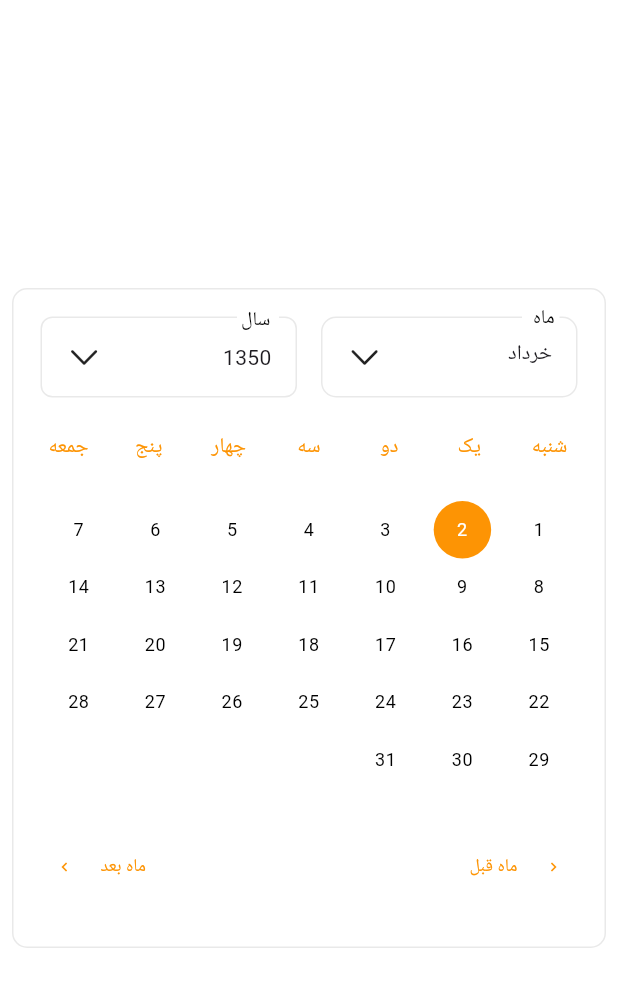
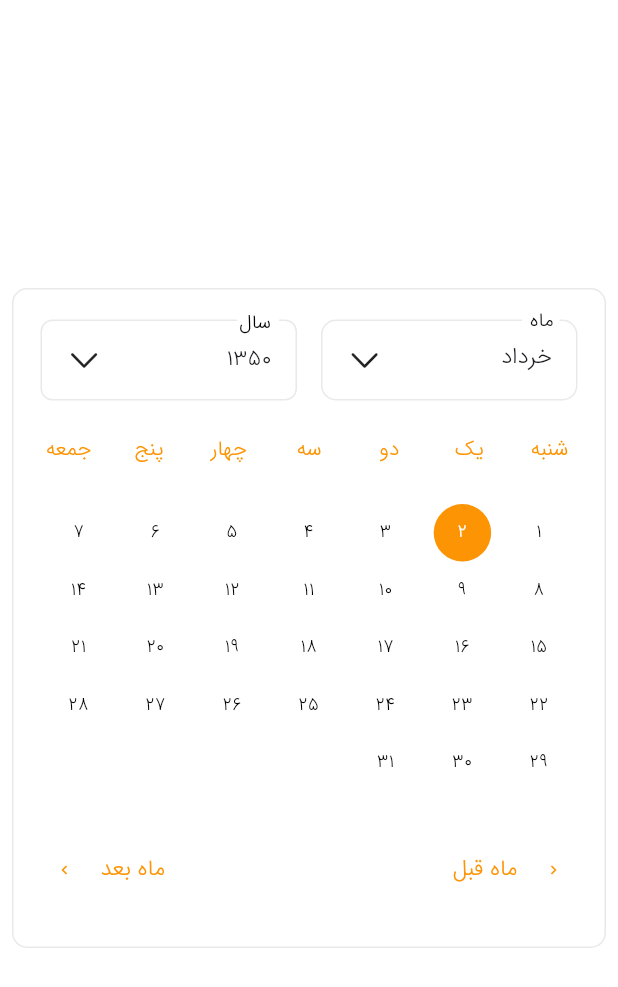
Before and after one commit to iManYarahmadi/jalali_flutter_datepicker, a Flutter app: the screen it shows after launch, on a phone screen of 412 x 824 dp. Shown: the top 987 px of the screen. Run offline on Flutter 3.47's test engine with Material 3 defaults, Android fonts, the phone set to English and light mode, and no system bars.

Commit message:
Customize Text Style Years Selected Drop Down And Month Selected Drop Down

```diff
--- a/example/lib/main.dart
+++ b/example/lib/main.dart
@@ -6,7 +6,10 @@ class MyApp extends StatelessWidget {
   const MyApp({super.key});
   @override
   Widget build(BuildContext context) {
-    return const MaterialApp(
+    return  MaterialApp(
+      theme: ThemeData(
+        fontFamily:'iransans',
+      ),
       debugShowCheckedModeBanner: false,
       home: JalaliHomePage(),
     );
@@ -37,8 +40,12 @@ class JalaliHomePage extends StatelessWidget {
               todayColor: const Color(0xffFD9404),
               footerIconColor: const Color(0xffFD9404),
               footerTextStyle:
-                  const TextStyle(color: Color(0xffFD9404), fontSize: 12),
+                  const TextStyle(color: Color(0xffFD9404), fontSize: 15),
               headerTextStyle: const TextStyle(color: Color(0xffFD9404)),
+              selectedMonthTextStyle: const TextStyle(fontSize: 15),
+              monthDropDownItemTextStyle:  const TextStyle(fontSize: 14),
+              selectedYearTextStyle: const TextStyle(fontSize: 15) ,
+              yearsDropDownItemTextStyle:  const TextStyle(fontSize: 14),
             ),
           ],
         ),
--- a/example/pubspec.yaml
+++ b/example/pubspec.yaml
@@ -26,3 +26,8 @@ dev_dependencies:
 flutter:
 
   uses-material-design: true
+  fonts:
+    - family: iransans
+      fonts:
+        - asset: fonts/iransans_light.ttf
+          weight: 500
--- a/lib/src/presentation/widgets/jalali_flutter_date_picker.dart
+++ b/lib/src/presentation/widgets/jalali_flutter_date_picker.dart
@@ -56,6 +56,10 @@ class JalaliFlutterDatePicker extends StatefulWidget {
   final Color? footerIconColor;
   final TextStyle? footerTextStyle;
   final TextStyle? headerTextStyle;
+  final TextStyle? selectedYearTextStyle;
+   final TextStyle? yearsDropDownItemTextStyle;
+   final TextStyle? selectedMonthTextStyle;
+   final TextStyle? monthDropDownItemTextStyle;
 
   const JalaliFlutterDatePicker({
     super.key,
@@ -72,8 +76,10 @@ class JalaliFlutterDatePicker extends StatefulWidget {
     this.footerIconColor = Colors.green,
     TextStyle? footerTextStyle,
     TextStyle? headerTextStyle,
+    this.selectedYearTextStyle,
+    this.yearsDropDownItemTextStyle, this.selectedMonthTextStyle, this.monthDropDownItemTextStyle,
   })  : footerTextStyle = footerTextStyle ??
-            const TextStyle(color: Colors.green, fontSize: 12),
+            const TextStyle(color: Colors.black, fontSize: 12),
         headerTextStyle = headerTextStyle ??
             const TextStyle(
               color: Colors.black,
@@ -149,7 +155,7 @@ class _JalaliFlutterDatePickerState extends State<JalaliFlutterDatePicker> {
                     ),
                   ),
                   child: Padding(
-                    padding: const EdgeInsets.all(10.0),
+                    padding: const EdgeInsets.only(top: 12,right: 10,left: 10),
                     child: Column(
                       children: [
                         Stack(
@@ -243,15 +249,20 @@ class _JalaliFlutterDatePickerState extends State<JalaliFlutterDatePicker> {
                               children: [
                                 Expanded(
                                   child: monthSelection(
+                                    widget.selectedMonthTextStyle,
+                                      widget.monthDropDownItemTextStyle,
                                       customArrowWidget:
                                           widget.customArrowWidget,
                                       startMonth: widget.firstDateRange.month),
                                 ),
                                 Expanded(
                                   child: yearSelection(
-                                    customArrowWidget: widget.customArrowWidget,
-                                    widget.firstDateRange.year,
+                                      customArrowWidget: widget.customArrowWidget,
+
+                                      widget.firstDateRange.year,
                                     widget.lastDateRange.year,
+                                    widget.selectedYearTextStyle,
+                                    widget.yearsDropDownItemTextStyle
                                   ),
                                 ),
                               ],
@@ -270,7 +281,7 @@ class _JalaliFlutterDatePickerState extends State<JalaliFlutterDatePicker> {
     );
   }
 
-  Widget yearSelection(int startYear, int endYear,
+  Widget yearSelection(int startYear, int endYear,TextStyle? selectedYearTextStyle,TextStyle? yearsDropDownItemTextStyle,
       {required Widget customArrowWidget}) {
     List<YearModel> yearList = yearGenerator(startYear, endYear);
     return Column(
@@ -306,7 +317,7 @@ class _JalaliFlutterDatePickerState extends State<JalaliFlutterDatePicker> {
                                       MainAxisAlignment.spaceBetween,
                                   crossAxisAlignment: CrossAxisAlignment.center,
                                   children: [
-                                    Text(selectedYearName),
+                                    Text(selectedYearName,style: selectedYearTextStyle ?? const TextStyle(fontSize: 15)),
                                     AnimatedCrossFade(
                                       firstChild: SizedBox(
                                           height: 24,
@@ -377,10 +388,10 @@ class _JalaliFlutterDatePickerState extends State<JalaliFlutterDatePicker> {
                                                           isYearDropdownOpen = !isYearDropdownOpen;
                                                           selectedYearName = yearList[index].yearName.toString();
                                                         });
-                                                        _selectedDateNotifier.value = Jalali(selectedYearNumber, widget.firstDateRange.month, 10);
+                                                        _selectedDateNotifier.value = Jalali(selectedYearNumber, widget.firstDateRange.month, 1);
                                                       } else if (selectedYearNumber == widget.lastDateRange.year) {
                                                         // Case: Selected year is the last year in the range
-                                                        _selectedDateNotifier.value = Jalali(selectedYearNumber, widget.lastDateRange.month, 10);
+                                                        _selectedDateNotifier.value = Jalali(selectedYearNumber, widget.lastDateRange.month, 1);
                                                         setState(() {
                                                           monthList = monthGenerator(1).where((month) => month.monthId <= widget.lastDateRange.month).toList();
                                                           selectedMonthName = getMonthNameFromList(widget.lastDateRange.month, CalendarConstant.monthList);
@@ -395,7 +406,7 @@ class _JalaliFlutterDatePickerState extends State<JalaliFlutterDatePicker> {
                                                             monthList = monthGenerator(1);
                                                           });
                                                         }
-                                                        _selectedDateNotifier.value = Jalali(selectedYearNumber, _selectedDateNotifier.value.month, 10);
+                                                        _selectedDateNotifier.value = Jalali(selectedYearNumber, _selectedDateNotifier.value.month, 1);
                                                         setState(() {
                                                           isYearDropdownOpen = !isYearDropdownOpen;
                                                           selectedYearName = yearList[index].yearName.toString();
@@ -412,7 +423,8 @@ class _JalaliFlutterDatePickerState extends State<JalaliFlutterDatePicker> {
                                                         child: Text(
                                                             yearList[index]
                                                                 .yearName
-                                                                .toString()),
+                                                                .toString(),style: yearsDropDownItemTextStyle??const TextStyle(fontSize: 14)),
+
                                                       ),
                                                     ),
                                                   ),
@@ -459,8 +471,8 @@ class _JalaliFlutterDatePickerState extends State<JalaliFlutterDatePicker> {
     );
   }
 
-  Widget monthSelection(
-      {required Widget customArrowWidget, required int startMonth}) {
+  Widget monthSelection(TextStyle? selectedMonthTextStyle,TextStyle? monthDropDownItemTextStyle,
+      {required Widget customArrowWidget, required int startMonth,}) {
     return Column(
       children: [
         Stack(
@@ -494,7 +506,7 @@ class _JalaliFlutterDatePickerState extends State<JalaliFlutterDatePicker> {
                                   mainAxisAlignment:
                                       MainAxisAlignment.spaceBetween,
                                   children: [
-                                    Text(selectedMonthName),
+                                    Text(selectedMonthName,style: selectedMonthTextStyle??const TextStyle(fontSize: 15),),
                                     AnimatedCrossFade(
                                       firstChild: SizedBox(
                                           width: 24,
@@ -564,7 +576,7 @@ class _JalaliFlutterDatePickerState extends State<JalaliFlutterDatePicker> {
                                                             selectedYearNumber,
                                                             monthList[index]
                                                                 .monthId,
-                                                            10);
+                                                            1);
                                                     setState(() {
                                                       isMonthDropdownOpen =
                                                           !isMonthDropdownOpen;
@@ -582,7 +594,7 @@ class _JalaliFlutterDatePickerState extends State<JalaliFlutterDatePicker> {
                                                       child: Text(
                                                           monthList[index]
                                                               .monthName
-                                                              .toString()),
+                                                              .toString(),style: monthDropDownItemTextStyle??const TextStyle(fontSize: 14),),
                                                     ),
                                                   ),
                                                 ),
--- a/pubspec.yaml
+++ b/pubspec.yaml
@@ -1,7 +1,7 @@
 name: jalali_flutter_datepicker
 description: "custom date picker A persian (farsi,shamsi) datetime
  picker for flutter, inspired by material datetime picker and persian date time picker."
-version: 1.0.4
+version: 1.0.5
 homepage: https://github.com/iManYarahmadi/jalali_flutter_datepicker
 
 environment:
```
Also changed, not shown: example/fonts/iransans_light.ttf (added), example/pubspec.lock, 2 other files.
